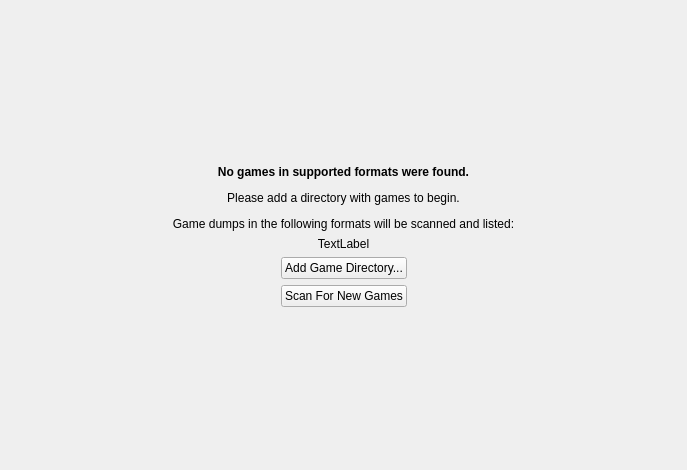
First picture: the form in src/duckstation-qt/emptygamelistwidget.ui, repository stenzek/duckstation, before the edit.
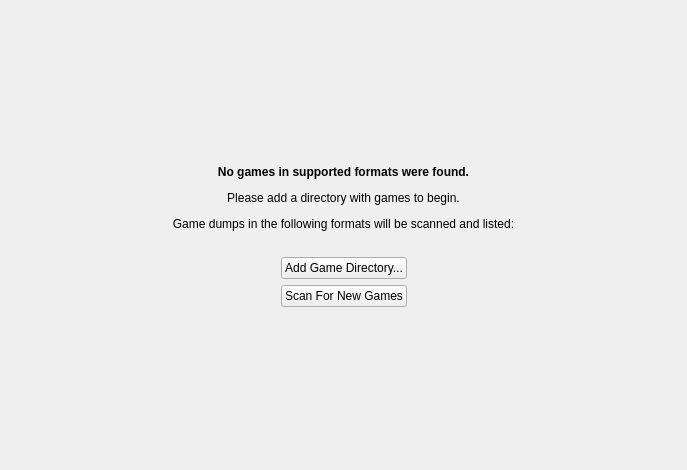
Second picture: the form after the edit. Icons and pictures are not drawn. Custom widgets are drawn as their Qt base class.

```diff
--- a/src/duckstation-qt/emptygamelistwidget.ui
+++ b/src/duckstation-qt/emptygamelistwidget.ui
@@ -88,9 +88,6 @@
    </item>
    <item>
     <widget class="QLabel" name="supportedFormats">
-     <property name="text">
-      <string>TextLabel</string>
-     </property>
      <property name="alignment">
       <set>Qt::AlignmentFlag::AlignCenter</set>
      </property>
```
